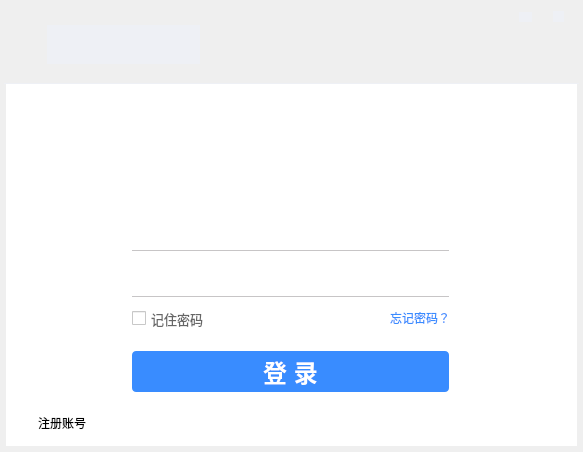
Before: the Qt Designer form tcpclient.ui in HustGw/CLLLLLLLSAFFFFFEWINN, drawn with Qt 5.
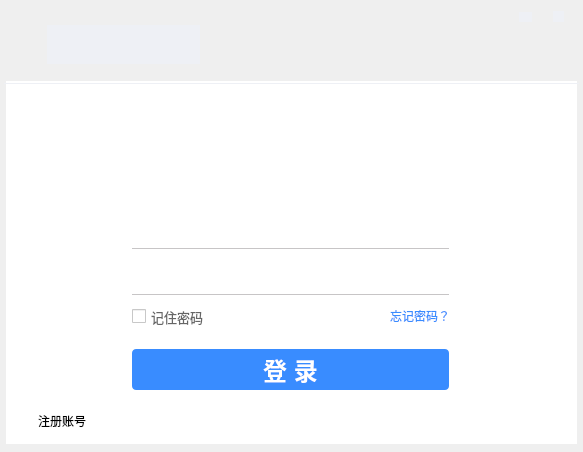
After: the same form once the commit is applied. Icons and pictures are not drawn.

Commit message: 修改了登录页面的一条黑缝

```diff
--- a/tcpclient.ui
+++ b/tcpclient.ui
@@ -17,7 +17,7 @@
    <property name="geometry">
     <rect>
      <x>6</x>
-     <y>83</y>
+     <y>81</y>
      <width>571</width>
      <height>363</height>
     </rect>
```
